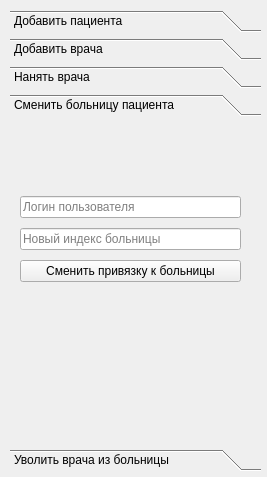
This is client/gui/ui/reg_window.ui in Banifest/HospitalDB as Qt 5 draws it before an edit. The edited form follows.
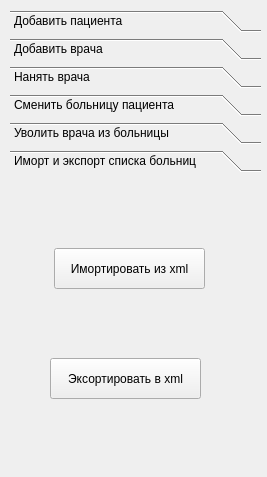
This is the edited form. Icons and pictures are not drawn.

What changed in the file:
```diff
--- a/client/gui/ui/reg_window.ui
+++ b/client/gui/ui/reg_window.ui
@@ -1254,7 +1254,7 @@
                 </sizepolicy>
             </property>
             <property name="currentIndex">
-                <number>3</number>
+                <number>5</number>
             </property>
             <widget class="QWidget" name="page_2">
                 <property name="geometry">
@@ -1535,7 +1535,7 @@
                         <x>0</x>
                         <y>0</y>
                         <width>241</width>
-                        <height>316</height>
+                        <height>289</height>
                     </rect>
                 </property>
                 <attribute name="label">
@@ -1621,6 +1621,37 @@
                     </layout>
                 </widget>
             </widget>
+            <widget class="QWidget" name="page_6">
+                <attribute name="label">
+                    <string>Иморт и экспорт списка больниц</string>
+                </attribute>
+                <widget class="QPushButton" name="import_button">
+                    <property name="geometry">
+                        <rect>
+                            <x>44</x>
+                            <y>70</y>
+                            <width>151</width>
+                            <height>41</height>
+                        </rect>
+                    </property>
+                    <property name="text">
+                        <string>Имортировать из xml</string>
+                    </property>
+                </widget>
+                <widget class="QPushButton" name="export_button">
+                    <property name="geometry">
+                        <rect>
+                            <x>40</x>
+                            <y>180</y>
+                            <width>151</width>
+                            <height>41</height>
+                        </rect>
+                    </property>
+                    <property name="text">
+                        <string>Эксортировать в xml</string>
+                    </property>
+                </widget>
+            </widget>
   </widget>
  </widget>
     <resources>
```
Left out of the diff: 8 changed lines with no effect on the pictures.
